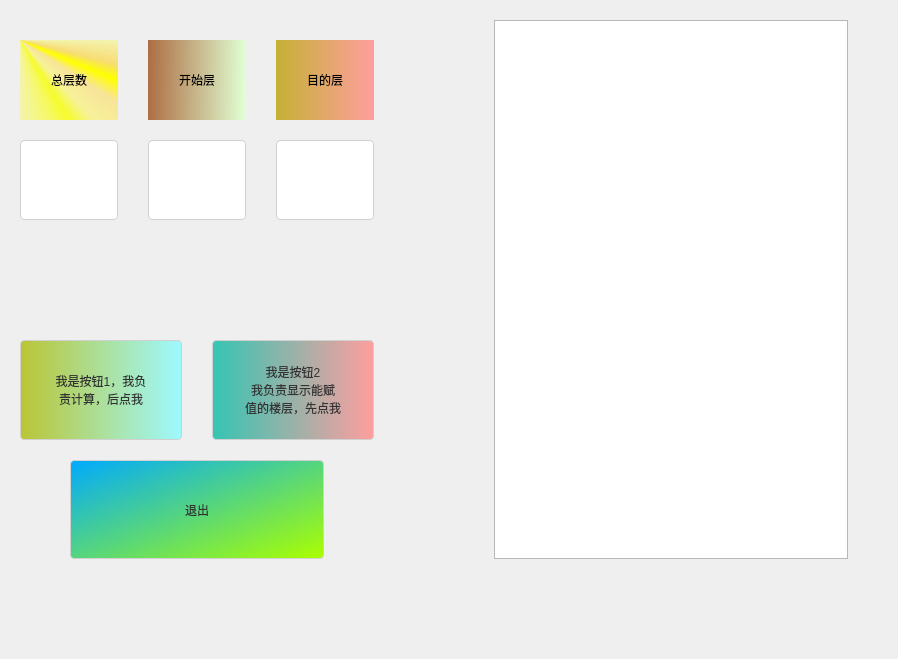
The window that StairVselevator-2/hfloors.ui (Smell-good-tang/Stair-Vs-elevator) describes before a commit, drawn with Qt 5.
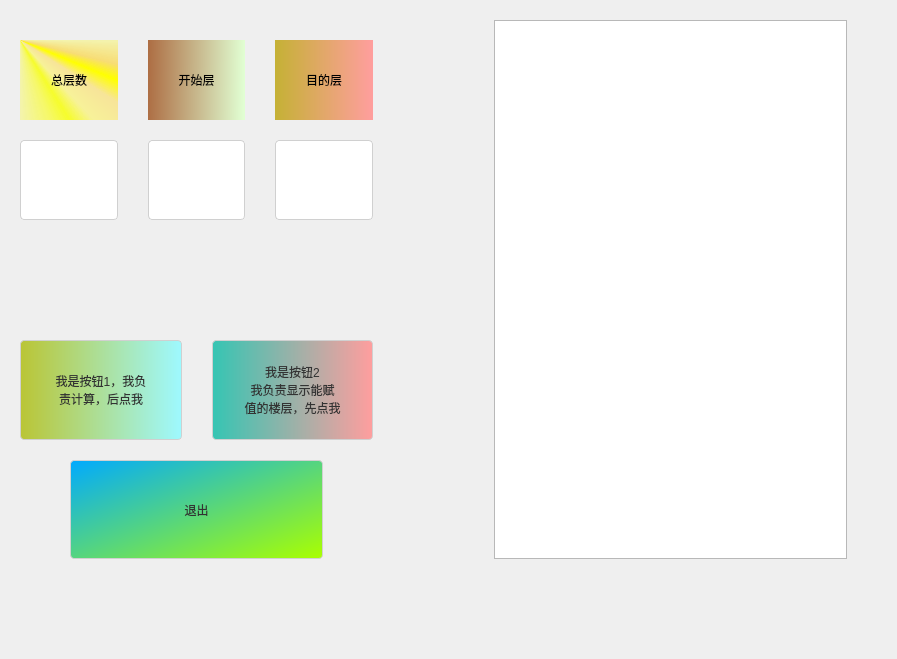
The same window after the commit. Icons and pictures are not drawn.

Patch:
```diff
--- a/StairVselevator-2/hfloors.ui
+++ b/StairVselevator-2/hfloors.ui
@@ -6,7 +6,7 @@
    <rect>
     <x>0</x>
     <y>0</y>
-    <width>898</width>
+    <width>897</width>
     <height>659</height>
    </rect>
   </property>
```
